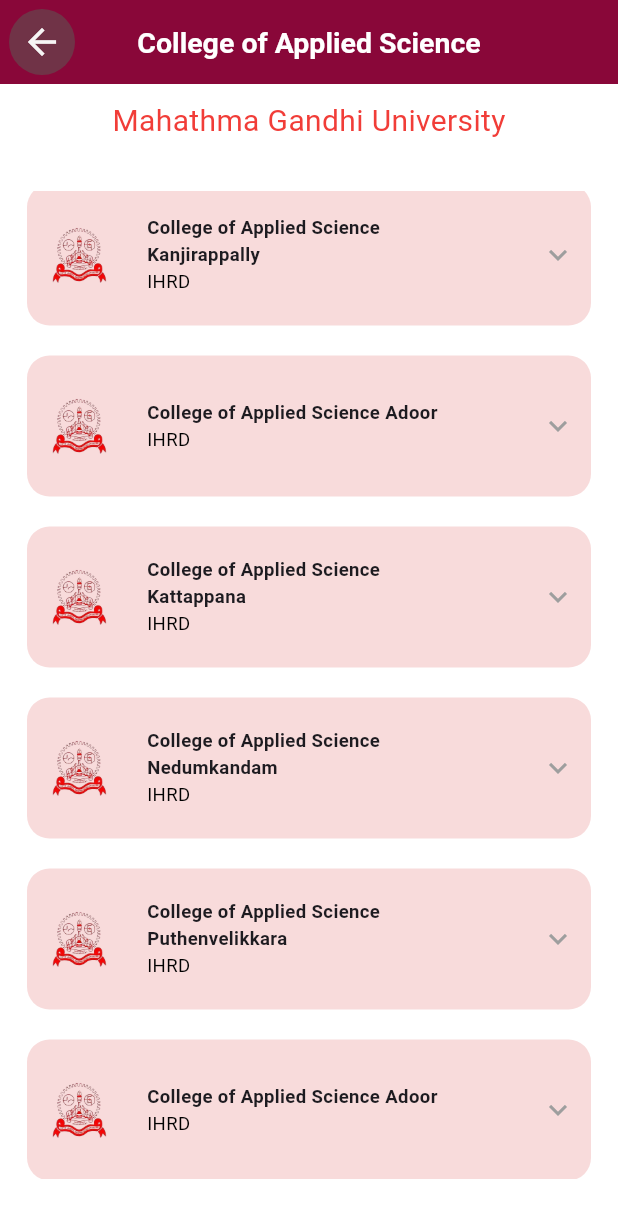
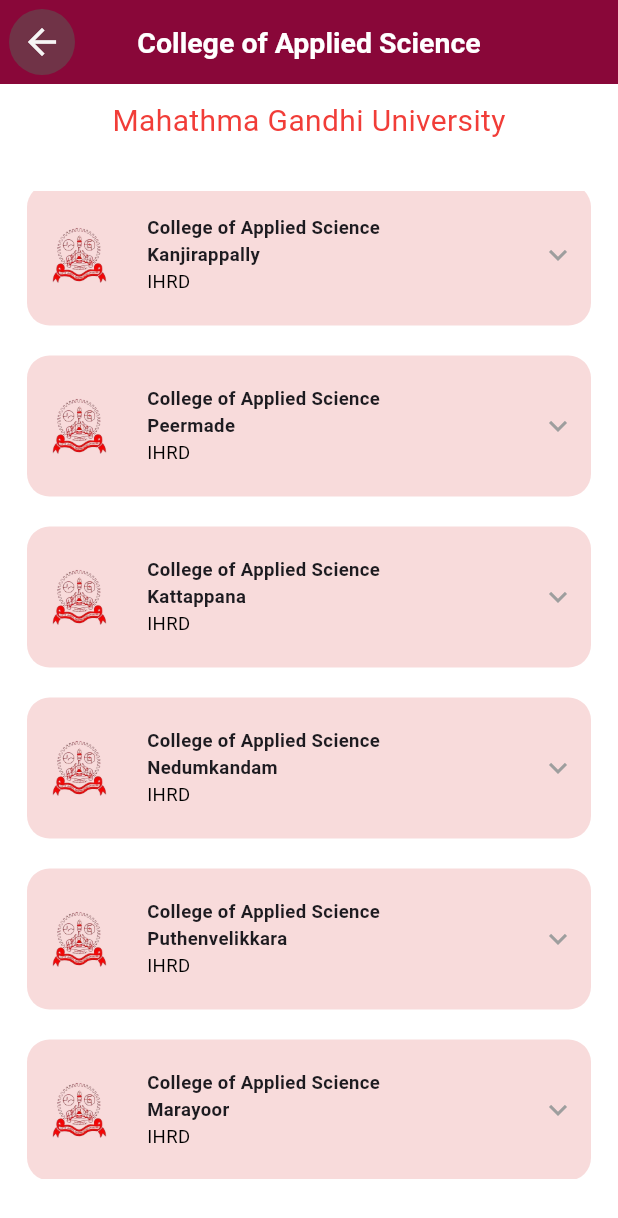
Before and after one commit to MaheswariDarish/fluttermp, a Flutter app: the ASUniversityList2 screen opened directly, scrolled down 688 dp, on a phone screen of 412 x 824 dp. Shown: the top 1218 px of the screen. Run offline on Flutter 3.47's test engine with Material 3 defaults, Android fonts, the phone set to English and light mode, and no system bars; our stand-ins replace carousel_slider, cloud_firestore, firebase_core, firebase_messaging, get, google_fonts and 3 more; missing offline and left inert: syncfusion_flutter_pdfviewer; accounts and stored records are empty; network calls fail.

Commit message:
applied science 2

```diff
--- a/lib/college_list/AppliedScience/university_list2.dart
+++ b/lib/college_list/AppliedScience/university_list2.dart
@@ -21,7 +21,7 @@ final List<InstitutionObject> applied_science_university2_list = [
         phone: '0468 2382280',
         mobile: '8547005074',
         email: 'caskonni@ihrd.ac.in',
-        website: 'caskonni.ihrd.ac.in',
+        website: 'https://caskonni.ihrd.ac.in/',
         nearestRailwayStation: 'Avaneeswaram in Punalur Kollam line - 35 Km',
         nearestBusStand: 'Konni - 10 Km',
         courses: [
@@ -47,7 +47,7 @@ final List<InstitutionObject> applied_science_university2_list = [
         phone: '0469-2681426',
         mobile: '8547005033',
         email: 'casmallappally@ihrd.ac.in',
-        website: 'casmallappally.ihrd.ac.in',
+        website: 'https://casmallappally.ihrd.ac.in/',
         nearestRailwayStation: 'Thiruvalla – 15 Km',
         nearestBusStand: 'Mallappally - 50 m',
         courses: [
@@ -69,7 +69,7 @@ final List<InstitutionObject> applied_science_university2_list = [
         phone: '04735-296833',
         mobile: '9747190302',
         email: 'casayroor@gmail.com',
-        website: 'caskonni.ihrd.ac.in',
+        website: 'https://casayroor.ihrd.ac.in/',
         nearestRailwayStation: '', // Update with the nearest railway station
         nearestBusStand: '', // Update with the nearest bus stand
         courses: [
@@ -83,7 +83,7 @@ final List<InstitutionObject> applied_science_university2_list = [
   ),
 //4
   const InstitutionObject(
-    name: 'College of Applied Science Adoor',
+    name: 'College of Applied Science Puthupally',
     page: ASCollegePage(
       college: AppliedScienceCollege(
         name: 'College of Applied Science Puthuppally',
@@ -94,7 +94,7 @@ final List<InstitutionObject> applied_science_university2_list = [
         phone: '04734-224076', // You can update this if needed
         mobile: '8547005040',
         email: 'caspayyappady@ihrd.ac.in',
-        website: 'www.caspayyappady.in',
+        website: 'https://casputhuppally.ihrd.ac.in/',
         nearestRailwayStation: 'Kottayam - 10 KM',
         nearestBusStand: 'Puthuppally – 3 KM',
         courses: [
@@ -122,7 +122,7 @@ final List<InstitutionObject> applied_science_university2_list = [
         phone: '04862257811, 2257447',
         mobile: '8547005047',
         email: 'casthodupuzha@ihrd.ac.in',
-        website: 'casthodupuzha.ihrd.ac.in',
+        website: 'https://casthodupuzha.ihrd.ac.in/',
         nearestRailwayStation: 'Aluva - 50 KM',
         nearestBusStand: 'Thodupuzha - 1 KM',
         courses: [
@@ -149,7 +149,7 @@ final List<InstitutionObject> applied_science_university2_list = [
         phone: '04829-264177',
         mobile: '8547005049',
         email: 'caskaduthuruthi@ihrd.ac.in',
-        website: 'caskaduthuruthy.ihrd.ac.in',
+        website: 'https://caskaduthuruthy.ihrd.ac.in/',
         nearestRailwayStation: 'Appanchira - 9 Km',
         nearestBusStand: 'Kaduthuruthy - 4 Km',
         courses: [
@@ -173,7 +173,7 @@ final List<InstitutionObject> applied_science_university2_list = [
         phone: '04828-206480, 04828-206600',
         mobile: '8547005075',
         email: 'caskanjirappally@ihrd.ac.in',
-        website: 'caskanjirappally.ihrd.ac.in',
+        website: 'https://caskanjirappally.ihrd.ac.in/',
         nearestRailwayStation: 'Kottayam – 38 Km',
         nearestBusStand: 'Kanjirappally - 1.5 Km',
         courses: [
@@ -186,7 +186,7 @@ final List<InstitutionObject> applied_science_university2_list = [
   ),
 //8
   const InstitutionObject(
-    name: 'College of Applied Science Adoor',
+    name: 'College of Applied Science Peermade',
     page: ASCollegePage(
       college: AppliedScienceCollege(
         name: 'College of Applied Science Peermade',
@@ -197,7 +197,7 @@ final List<InstitutionObject> applied_science_university2_list = [
         phone: '04869-232373',
         mobile: '8547005041',
         email: 'caspeermade@ihrd.ac.in',
-        website: 'caspeermade.ihrd.ac.in',
+        website: 'https://caspeermade.ihrd.ac.in/',
         nearestRailwayStation: 'Kottayam - 73 KM',
         nearestBusStand: 'Mundakkayam – 20 KM',
         courses: [
@@ -223,7 +223,7 @@ final List<InstitutionObject> applied_science_university2_list = [
         phone: '04868-250160',
         mobile: '8547005053',
         email: 'caskattappana@ihrd.ac.in',
-        website: 'caskattappana.ihrd.ac.in',
+        website: 'https://caskattappana.ihrd.ac.in/',
         nearestRailwayStation: 'Kottayam – 113 Km',
         nearestBusStand: 'Kattappana - 200 mts',
         courses: [
@@ -274,7 +274,7 @@ final List<InstitutionObject> applied_science_university2_list = [
         phone: '0484-2487790',
         mobile: '8547005069',
         email: 'casputhenvelikkara@ihrd.ac.in',
-        website: 'casputhenvelikkara.ihrd.ac.in',
+        website: 'https://casputhenvelikkara.ihrd.ac.in/',
         nearestRailwayStation: 'Aluva - 23 KM',
         nearestBusStand: 'N.Paravoor - 10 KM',
         courses: [
@@ -288,7 +288,7 @@ final List<InstitutionObject> applied_science_university2_list = [
   ),
   //12
   const InstitutionObject(
-    name: 'College of Applied Science Adoor',
+    name: 'College of Applied Science Marayoor',
     page: ASCollegePage(
       college: AppliedScienceCollege(
         name: 'College of Applied Science Marayoor',
@@ -299,7 +299,7 @@ final List<InstitutionObject> applied_science_university2_list = [
         phone: '0468-253010',
         mobile: '8547005072',
         email: 'casmarayoor@ihrd.ac.in',
-        website: 'casmarayoor@ihrd.ac.in',
+        website: 'https://casmarayoor.ihrd.ac.in/index.php',
         nearestRailwayStation: 'Udumalpet',
         nearestBusStand: 'Kovilkadavu',
         courses: [
```
Also changed, not shown: lib/college_list/AppliedScience/university_list1.dart (+8 -8 lines), lib/college_list/Polytechnic/college_list.dart (+8 -8 lines), lib/institutions/2_poly_colleges/components/poly_page.dart (+39 -10 lines), lib/institutions/3_applied_science/college_detail/college_page.dart (+89 -1 lines).
